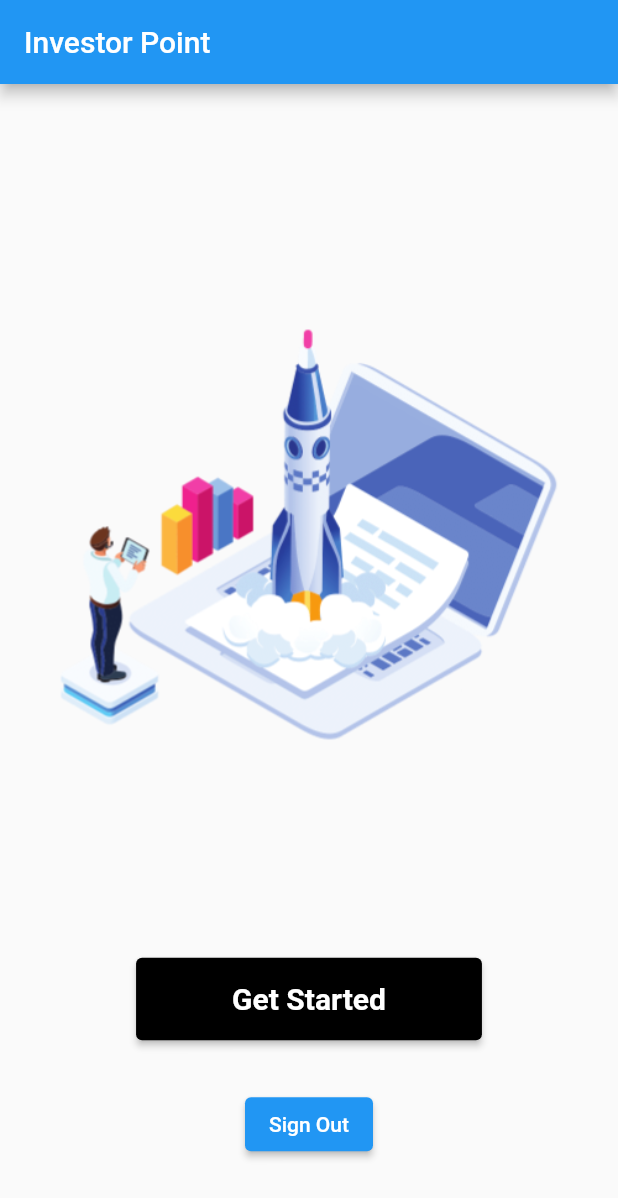
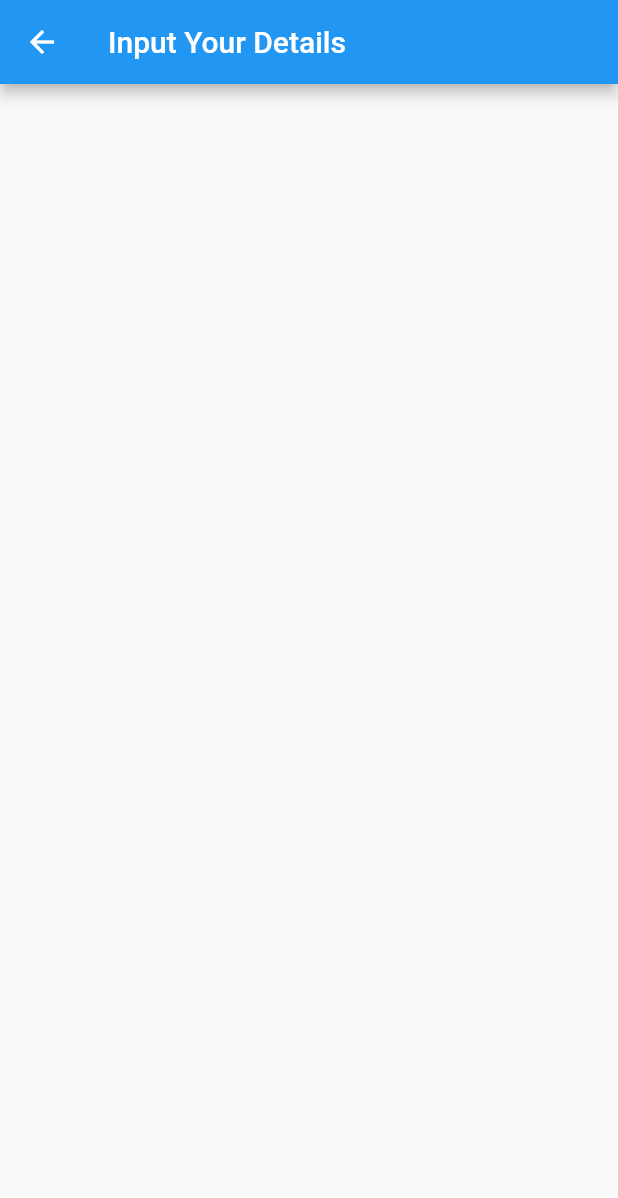
Before and after one commit to Yuvadi29/StartUpProject, a Flutter app: the screen it shows once a user with an empty profile is signed in, after a tap on "Get Started", on a phone screen of 412 x 824 dp. Shown: the top 1198 px of the screen. Run offline on Flutter 3.47's test engine with Material 2 defaults, Android fonts, the phone set to English and light mode, and no system bars; our stand-ins replace firebase_auth, firebase_core, font_awesome_flutter; accounts and stored records are empty.

Commit message:
Input Screen Added with Just Title

```diff
--- a/lib/screens/home.dart
+++ b/lib/screens/home.dart
@@ -1,6 +1,7 @@
 import 'package:firebase_auth/firebase_auth.dart';
 import 'package:flutter/material.dart';
 import 'package:startup/screens/welcome.dart';
+import 'package:startup/screens/input.dart';
 
 class HomeScreen extends StatefulWidget {
   const HomeScreen({Key? key}) : super(key: key);
@@ -27,7 +28,11 @@
           ),
           const SizedBox(height: 32.0),
           ElevatedButton(
-            onPressed: () {},
+            onPressed: () {
+              Navigator.push(context, MaterialPageRoute(builder: (context) {
+                return const InputScreen();
+              }));
+            },
             child: const Text("Get Started"),
             style: ElevatedButton.styleFrom(
               primary: Colors.black,
--- /dev/null
+++ b/lib/screens/input.dart
@@ -0,0 +1,19 @@
+import 'package:flutter/material.dart';
+
+class InputScreen extends StatefulWidget {
+  const InputScreen({Key? key}) : super(key: key);
+
+  @override
+  State<InputScreen> createState() => _InputScreenState();
+}
+
+class _InputScreenState extends State<InputScreen> {
+  @override
+  Widget build(BuildContext context) {
+    return Scaffold(
+      appBar: AppBar(
+        title: const Text('Input Your Details'),
+      ),
+    );
+  }
+}
```
Also changed, not shown: pubspec.lock.
